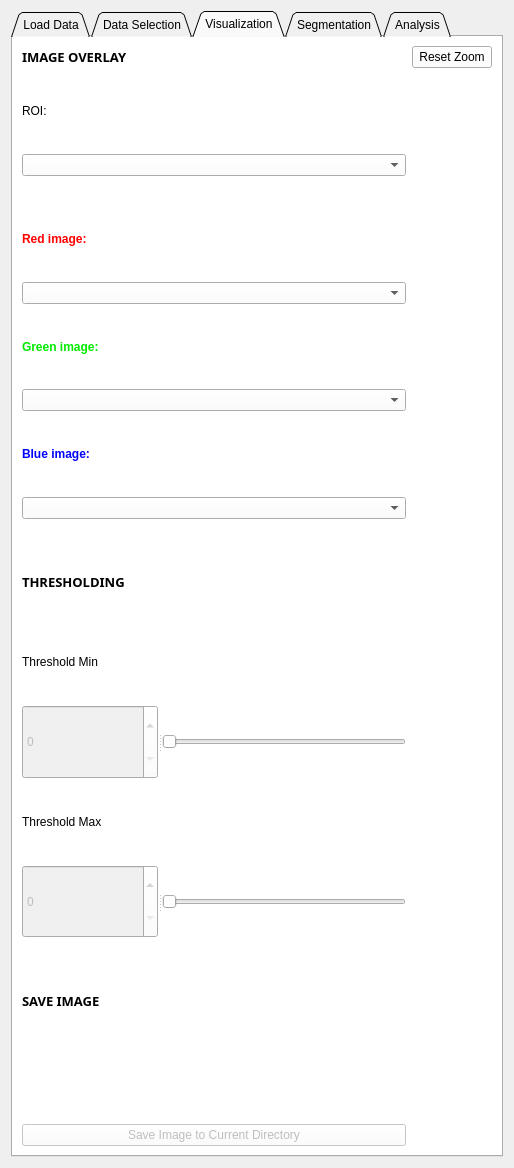
Before: the Qt Designer form HypModuleCode/Resources/UI/HypModuleCode.ui in SlicerMicro/Slicer-TITAN, drawn with Qt 5.
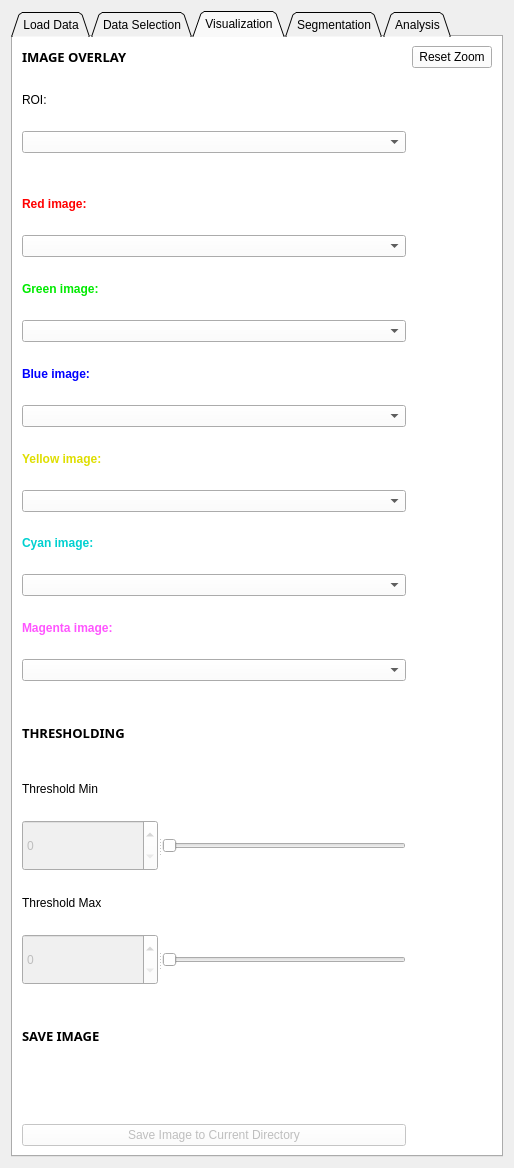
After: the same form once the commit is applied. Custom widgets are drawn as their Qt base class.

Commit message: ENH: Updated UI for 6 colour selection in Visualzation

Diff of the .ui file:
```diff
--- a/HypModuleCode/Resources/UI/HypModuleCode.ui
+++ b/HypModuleCode/Resources/UI/HypModuleCode.ui
@@ -365,7 +365,7 @@
        <string>Visualization</string>
       </attribute>
       <layout class="QGridLayout" name="gridLayout">
-       <item row="12" column="0">
+       <item row="18" column="0">
         <widget class="QLabel" name="label_17">
          <property name="text">
           <string>Threshold Min</string>
@@ -391,6 +391,9 @@
        <item row="5" column="0">
         <widget class="QComboBox" name="redSelect"/>
        </item>
+       <item row="11" column="0">
+        <widget class="QComboBox" name="yellowSelect"/>
+       </item>
        <item row="8" column="0">
         <widget class="QLabel" name="blueImageLabel">
          <property name="palette">
@@ -491,7 +494,7 @@
          </property>
         </widget>
        </item>
-       <item row="19" column="0">
+       <item row="25" column="0">
         <widget class="QPushButton" name="saveImgButton">
          <property name="enabled">
           <bool>false</bool>
@@ -508,7 +511,7 @@
          </property>
         </widget>
        </item>
-       <item row="11" column="0">
+       <item row="17" column="0">
         <widget class="QLabel" name="label_14">
          <property name="font">
           <font>
@@ -523,7 +526,7 @@
          </property>
         </widget>
        </item>
-       <item row="18" column="0">
+       <item row="24" column="0">
         <widget class="QLabel" name="fileNameLabel">
          <property name="text">
           <string/>
@@ -583,7 +586,157 @@
          </property>
         </widget>
        </item>
-       <item row="15" column="0">
+       <item row="10" column="0">
+        <widget class="QLabel" name="label_21">
+         <property name="palette">
+          <palette>
+           <active>
+            <colorrole role="WindowText">
+             <brush brushstyle="SolidPattern">
+              <color alpha="255">
+               <red>222</red>
+               <green>222</green>
+               <blue>0</blue>
+              </color>
+             </brush>
+            </colorrole>
+           </active>
+           <inactive>
+            <colorrole role="WindowText">
+             <brush brushstyle="SolidPattern">
+              <color alpha="255">
+               <red>222</red>
+               <green>222</green>
+               <blue>0</blue>
+              </color>
+             </brush>
+            </colorrole>
+           </inactive>
+           <disabled>
+            <colorrole role="WindowText">
+             <brush brushstyle="SolidPattern">
+              <color alpha="255">
+               <red>120</red>
+               <green>120</green>
+               <blue>120</blue>
+              </color>
+             </brush>
+            </colorrole>
+           </disabled>
+          </palette>
+         </property>
+         <property name="font">
+          <font>
+           <weight>75</weight>
+           <bold>true</bold>
+          </font>
+         </property>
+         <property name="text">
+          <string>Yellow image:</string>
+         </property>
+        </widget>
+       </item>
+       <item row="14" column="0">
+        <widget class="QLabel" name="label_23">
+         <property name="palette">
+          <palette>
+           <active>
+            <colorrole role="WindowText">
+             <brush brushstyle="SolidPattern">
+              <color alpha="255">
+               <red>255</red>
+               <green>85</green>
+               <blue>255</blue>
+              </color>
+             </brush>
+            </colorrole>
+           </active>
+           <inactive>
+            <colorrole role="WindowText">
+             <brush brushstyle="SolidPattern">
+              <color alpha="255">
+               <red>255</red>
+               <green>85</green>
+               <blue>255</blue>
+              </color>
+             </brush>
+            </colorrole>
+           </inactive>
+           <disabled>
+            <colorrole role="WindowText">
+             <brush brushstyle="SolidPattern">
+              <color alpha="255">
+               <red>120</red>
+               <green>120</green>
+               <blue>120</blue>
+              </color>
+             </brush>
+            </colorrole>
+           </disabled>
+          </palette>
+         </property>
+         <property name="font">
+          <font>
+           <weight>75</weight>
+           <bold>true</bold>
+          </font>
+         </property>
+         <property name="text">
+          <string>Magenta image:</string>
+         </property>
+        </widget>
+       </item>
+       <item row="12" column="0">
+        <widget class="QLabel" name="label_22">
+         <property name="palette">
+          <palette>
+           <active>
+            <colorrole role="WindowText">
+             <brush brushstyle="SolidPattern">
+              <color alpha="255">
+               <red>0</red>
+               <green>208</green>
+               <blue>208</blue>
+              </color>
+             </brush>
+            </colorrole>
+           </active>
+           <inactive>
+            <colorrole role="WindowText">
+             <brush brushstyle="SolidPattern">
+              <color alpha="255">
+               <red>0</red>
+               <green>208</green>
+               <blue>208</blue>
+              </color>
+             </brush>
+            </colorrole>
+           </inactive>
+           <disabled>
+            <colorrole role="WindowText">
+             <brush brushstyle="SolidPattern">
+              <color alpha="255">
+               <red>120</red>
+               <green>120</green>
+               <blue>120</blue>
+              </color>
+             </brush>
+            </colorrole>
+           </disabled>
+          </palette>
+         </property>
+         <property name="font">
+          <font>
+           <weight>75</weight>
+           <bold>true</bold>
+          </font>
+         </property>
+         <property name="text">
+          <string>Cyan image:</string>
+         </property>
+        </widget>
+       </item>
+       <item row="21" column="0">
         <widget class="QSplitter" name="splitter_2">
          <property name="orientation">
           <enum>Qt::Horizontal</enum>
@@ -618,7 +771,7 @@
          </widget>
         </widget>
        </item>
-       <item row="13" column="0">
+       <item row="19" column="0">
         <widget class="QSplitter" name="splitter">
          <property name="orientation">
           <enum>Qt::Horizontal</enum>
@@ -659,7 +812,10 @@
          </widget>
         </widget>
        </item>
-       <item row="16" column="0">
+       <item row="13" column="0">
+        <widget class="QComboBox" name="cyanSelect"/>
+       </item>
+       <item row="22" column="0">
         <spacer name="horizontalSpacer_6">
          <property name="orientation">
           <enum>Qt::Horizontal</enum>
@@ -682,7 +838,7 @@
        <item row="9" column="0">
         <widget class="QComboBox" name="blueSelect"/>
        </item>
-       <item row="17" column="0">
+       <item row="23" column="0">
         <widget class="QLabel" name="label_16">
          <property name="font">
           <font>
@@ -697,7 +853,7 @@
          </property>
         </widget>
        </item>
-       <item row="10" column="0">
+       <item row="16" column="0">
         <spacer name="horizontalSpacer">
          <property name="orientation">
           <enum>Qt::Horizontal</enum>
@@ -710,7 +866,7 @@
          </property>
         </spacer>
        </item>
-       <item row="14" column="0">
+       <item row="20" column="0">
         <widget class="QLabel" name="label_18">
          <property name="text">
           <string>Threshold Max</string>
@@ -732,6 +888,9 @@
          </property>
         </widget>
        </item>
+       <item row="15" column="0">
+        <widget class="QComboBox" name="magentaSelect"/>
+       </item>
       </layout>
      </widget>
      <widget class="QWidget" name="segTab">
```
